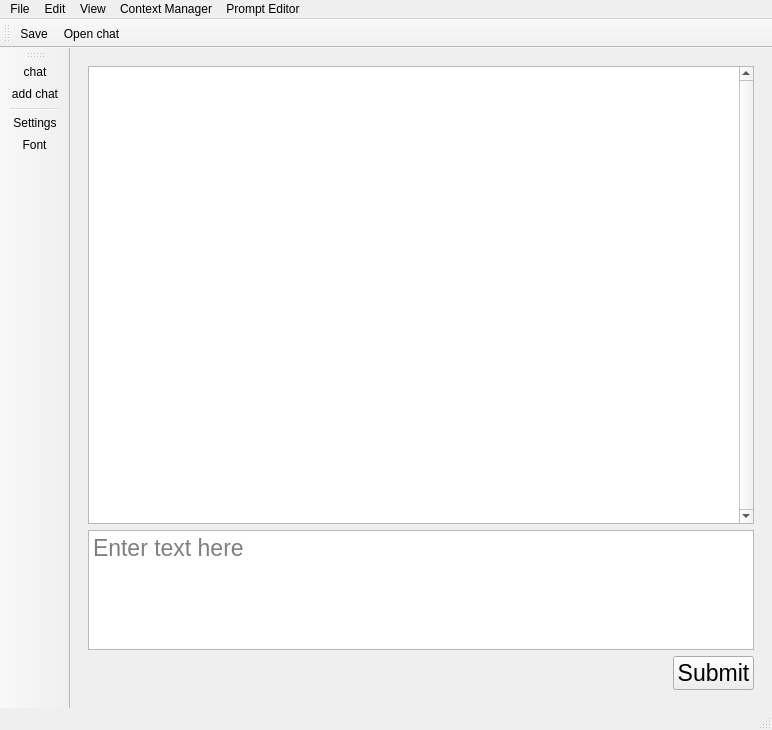
Qt form UImainwindow.ui (Dduthie/EE_GPT) before a commit.
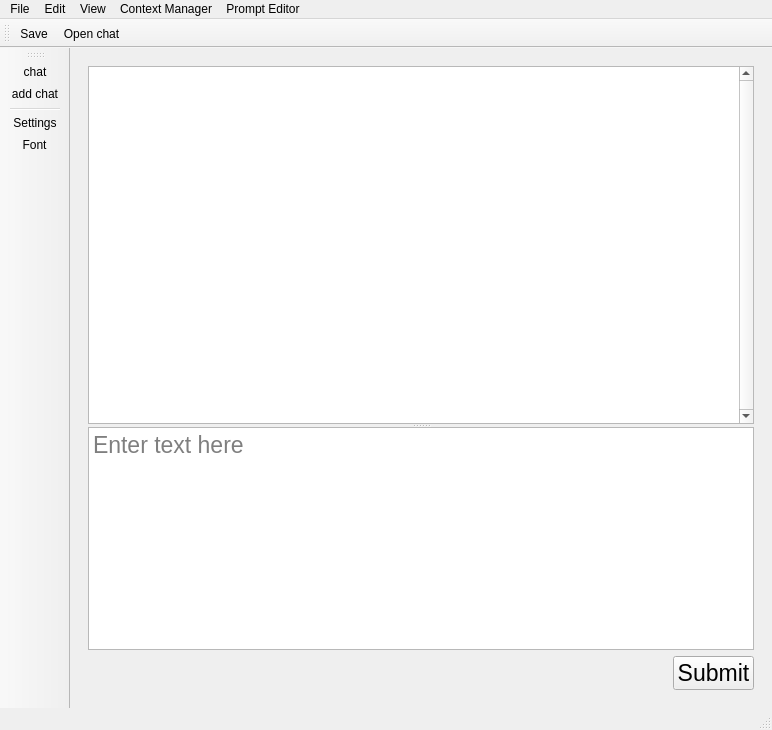
The same form after that commit. Icons and pictures are not drawn.

Patch:
```diff
--- a/UImainwindow.ui
+++ b/UImainwindow.ui
@@ -44,23 +44,7 @@
       </property>
       <widget class="QWidget" name="page">
        <layout class="QGridLayout" name="gridLayout_2">
-        <item row="0" column="0" colspan="2">
-         <widget class="QTextEdit" name="Ouput">
-          <property name="focusPolicy">
-           <enum>Qt::ClickFocus</enum>
-          </property>
-          <property name="verticalScrollBarPolicy">
-           <enum>Qt::ScrollBarAlwaysOn</enum>
-          </property>
-          <property name="horizontalScrollBarPolicy">
-           <enum>Qt::ScrollBarAsNeeded</enum>
-          </property>
-          <property name="readOnly">
-           <bool>true</bool>
-          </property>
-         </widget>
-        </item>
-        <item row="2" column="0">
+        <item row="1" column="0">
          <spacer name="horizontalSpacer">
           <property name="orientation">
            <enum>Qt::Horizontal</enum>
@@ -76,14 +60,35 @@
           </property>
          </spacer>
         </item>
-        <item row="2" column="1">
+        <item row="1" column="1">
          <widget class="QPushButton" name="pushButton">
           <property name="text">
            <string>Submit</string>
           </property>
          </widget>
         </item>
-        <item row="1" column="0" colspan="2">
+        <item row="0" column="0" colspan="2">
+         <widget class="QSplitter" name="splitter">
+          <property name="orientation">
+           <enum>Qt::Vertical</enum>
+          </property>
+          <property name="handleWidth">
+           <number>3</number>
+          </property>
+          <widget class="QTextEdit" name="Ouput">
+           <property name="focusPolicy">
+            <enum>Qt::ClickFocus</enum>
+           </property>
+           <property name="verticalScrollBarPolicy">
+            <enum>Qt::ScrollBarAlwaysOn</enum>
+           </property>
+           <property name="horizontalScrollBarPolicy">
+            <enum>Qt::ScrollBarAsNeeded</enum>
+           </property>
+           <property name="readOnly">
+            <bool>true</bool>
+           </property>
+          </widget>
          <widget class="QTextEdit" name="Input">
           <property name="sizePolicy">
            <sizepolicy hsizetype="Preferred" vsizetype="Preferred">
@@ -103,6 +108,7 @@
           <property name="placeholderText">
            <string>Enter text here</string>
           </property>
+          </widget>
          </widget>
         </item>
        </layout>
```
Lines whose indentation alone changed are shown as unchanged.
